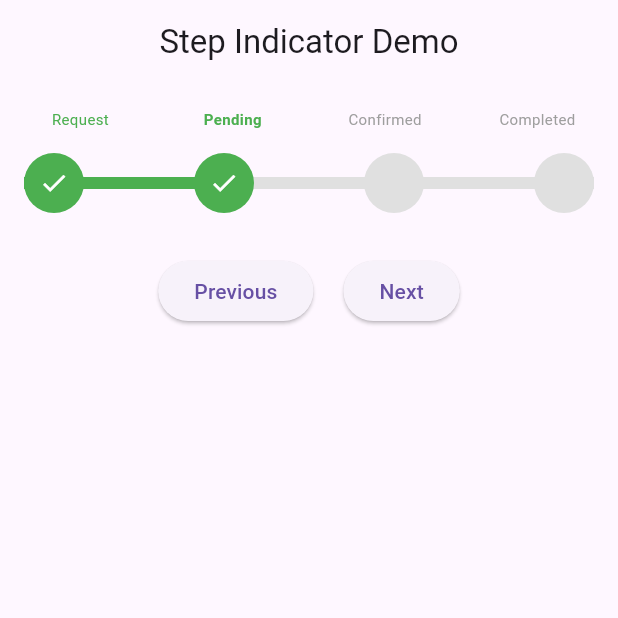
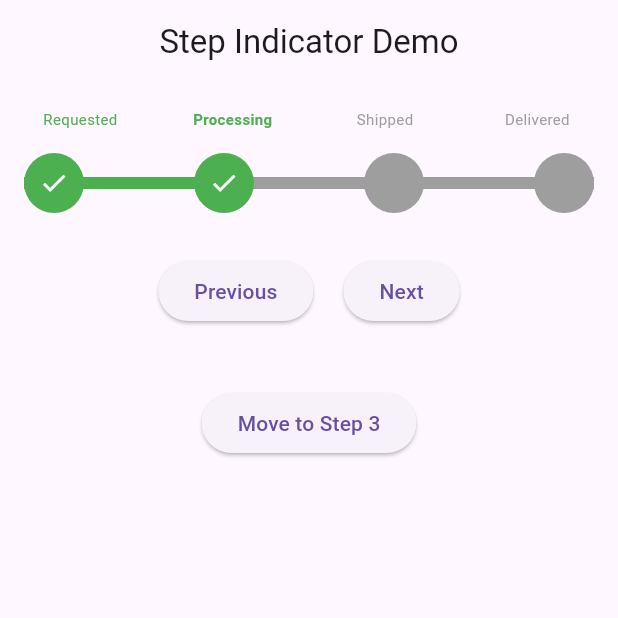
Before and after one commit to the-razib/step_indicator_package, a Flutter app: the screen it shows after launch, after a tap on "Next", on a phone screen of 412 x 824 dp, the top half of it. Run offline on Flutter 3.47's test engine with Material 3 defaults, Android fonts, the phone set to English and light mode, and no system bars; our stand-ins replace get.

Commit message:
minor changes

```diff
--- a/example/lib/main.dart
+++ b/example/lib/main.dart
@@ -1,27 +1,55 @@
 import 'package:flutter/material.dart';
 import 'package:get/get.dart';
-import 'package:step_indicator_package/step_indicator_package.dart';
+import 'package:step_indicator_package/step_indicator.dart';
 
 void main() {
-  runApp(const MyApp());
+  runApp(const StepIndicatorExampleApp());
 }
 
-class MyApp extends StatelessWidget {
-  const MyApp({super.key});
+/// A simple example app to demonstrate the usage of StepIndicator widget
+class StepIndicatorExampleApp extends StatelessWidget {
+  const StepIndicatorExampleApp({super.key});
 
   @override
   Widget build(BuildContext context) {
     return GetMaterialApp(
+      title: 'Step Indicator Example',
       debugShowCheckedModeBanner: false,
-      home: StepIndicatorExample(),
+      home: const StepIndicatorExamplePage(),
     );
   }
 }
 
-class StepIndicatorExample extends StatelessWidget {
-  const StepIndicatorExample({super.key});
+/// The main page showing how to use StepIndicator with controller
+class StepIndicatorExamplePage extends StatefulWidget {
+  const StepIndicatorExamplePage({super.key});
 
+  @override
+  State<StepIndicatorExamplePage> createState() => _StepIndicatorExamplePageState();
+}
 
+class _StepIndicatorExamplePageState extends State<StepIndicatorExamplePage> {
+  // Create a controller to manage the current step
+  late StepIndicatorController stepController;
+
+  @override
+  void initState() {
+    super.initState();
+    stepController = StepIndicatorController(
+      maxSteps: 3, // (Total steps - 1)
+      initialStep: 1, // Start from step 1
+      onStepChanged: (step) {
+        debugPrint('Step changed to: $step');
+      },
+    );
+  }
+
+  @override
+  void dispose() {
+    // Always dispose controller if created manually
+    Get.delete<StepIndicatorController>();
+    super.dispose();
+  }
 
   @override
   Widget build(BuildContext context) {
@@ -34,34 +62,27 @@ class StepIndicatorExample extends StatelessWidget {
         padding: const EdgeInsets.all(16.0),
         child: Column(
           children: [
-            // StepIndicator Widget
             StepIndicator(
-              // controller: customController, // <- inject custom controller
-              steps: const ["Request", "Pending", "Confirmed", "Completed"],
+              steps: const ["Requested", "Processing", "Shipped", "Delivered"],
+              controller: stepController,
+              allowCircleTap: true,
+              initialStep: 1,
+              onStepChanged: (index) {
+                debugPrint('Current selected step: $index');
+              },
               activeColor: Colors.green,
+              inactiveColor: Colors.grey,
               activeLineColor: Colors.green,
-              inactiveColor: Colors.grey,
-              inactiveLineColor: Colors.grey.shade300,
-              showNavigationButtons: true, // shows Prev/Next buttons
-              showStepsText: true,          // shows step labels
+              inactiveLineColor: Colors.grey,
+              showNavigationButtons: true,
+              showStepsText: true,
             ),
-
             const SizedBox(height: 40),
-
-            // You can also control it manually anywhere!
-            Row(
-              mainAxisAlignment: MainAxisAlignment.center,
-              children: [
-                // ElevatedButton(
-                //   onPressed: () => customController.setStep(0),
-                //   child: const Text('Go to Start'),
-                // ),
-                // const SizedBox(width: 20),
-                // ElevatedButton(
-                //   onPressed: () => customController.setStep(3),
-                //   child: const Text('Complete'),
-                // ),
-              ],
+            ElevatedButton(
+              onPressed: () {
+                stepController.setStep(2); // Example: Move to step 2 programmatically
+              },
+              child: const Text('Move to Step 3'),
             ),
           ],
         ),
--- a/lib/step_indicator_controller.dart
+++ b/lib/src/step_indicator_controller.dart
@@ -3,30 +3,45 @@ import 'package:get/get.dart';
 class StepIndicatorController extends GetxController {
   final RxInt currentStep = 0.obs;
   final int maxSteps;
+  final int initialStep;
+  final void Function(int)? onStepChanged;
 
-  StepIndicatorController({required this.maxSteps});
+  StepIndicatorController({
+    required this.maxSteps,
+    this.initialStep = 0,
+    this.onStepChanged,
+  });
 
   @override
   void onInit() {
     super.onInit();
-    currentStep.value = 0;
+    currentStep.value = initialStep;
   }
 
   void nextStep() {
     if (currentStep.value < maxSteps) {
       currentStep.value++;
+      _notifyStepChanged();
     }
   }
 
   void previousStep() {
     if (currentStep.value > 0) {
       currentStep.value--;
+      _notifyStepChanged();
     }
   }
 
   void setStep(int step) {
     if (step >= 0 && step <= maxSteps) {
       currentStep.value = step;
+      _notifyStepChanged();
+    }
+  }
+
+  void _notifyStepChanged() {
+    if (onStepChanged != null) {
+      onStepChanged!(currentStep.value);
     }
   }
 }
--- a/lib/step_indicator_package.dart
+++ b/lib/src/step_indicator_package.dart
@@ -25,6 +25,9 @@ class StepIndicator extends StatelessWidget {
   final Widget? nextButton;
   final bool showNavigationButtons;
   final bool showStepsText;
+  final bool allowCircleTap;
+  final int initialStep;
+  final void Function(int)? onStepChanged;
 
   const StepIndicator({
     super.key,
@@ -49,12 +52,19 @@ class StepIndicator extends StatelessWidget {
     this.nextButton,
     this.showNavigationButtons = true,
     this.showStepsText = true,
+    this.allowCircleTap = true,
+    this.initialStep = 0,
+    this.onStepChanged,
   });
 
   @override
   Widget build(BuildContext context) {
     final StepIndicatorController ctrl = controller ??
-        Get.put(StepIndicatorController(maxSteps: steps.length - 1));
+        Get.put(StepIndicatorController(
+          maxSteps: steps.length - 1,
+          initialStep: initialStep,
+          onStepChanged: onStepChanged,
+        ));
 
     final screenWidth = MediaQuery.of(context).size.width;
     final availableWidth = screenWidth - paddingHorizontal;
@@ -194,7 +204,7 @@ class StepIndicator extends StatelessWidget {
                   bool isCompleted = index <= current;
 
                   return GestureDetector(
-                    onTap: () => ctrl.setStep(index),
+                    onTap: allowCircleTap ? () => ctrl.setStep(index) : null,
                     child: SizedBox(
                       width: circleRadius * 2,
                       height: circleRadius * 2,
--- /dev/null
+++ b/lib/step_indicator.dart
@@ -0,0 +1,3 @@
+
+export 'src/step_indicator_package.dart';
+export 'src/step_indicator_controller.dart';
--- a/pubspec.yaml
+++ b/pubspec.yaml
@@ -1,6 +1,6 @@
 name: step_indicator_package
 description: "Step indicator package"
-version: 1.0.0
+version: 1.0.1
 homepage: https://github.com/the-razib/step_indicator_package
 repository: https://github.com/the-razib/step_indicator_package
 license: MIT
```
Also changed, not shown: step_indicator_demo.png (added), 1 other file.
